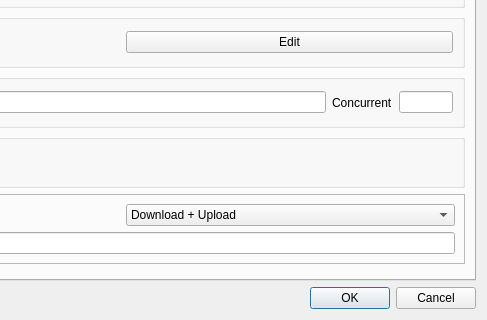
This is include/ui/setting/dialog_basic_settings.ui in shengmo0210/Throne as Qt 5 draws it before an edit; both pictures show x 241 to 728 and y 152 to 472 of the 728 by 472 pixel window. The edited form follows.
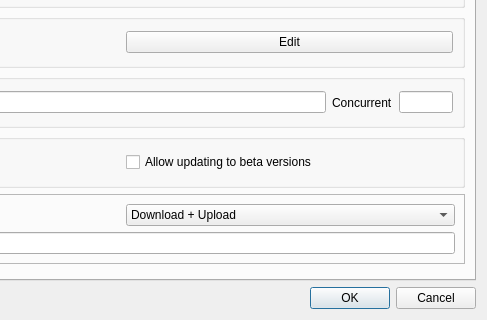
This is the edited form. Custom widgets are drawn as their Qt base class.

Commit message: add option to allow beta updates

The edit to the form file:
```diff
--- a/include/ui/setting/dialog_basic_settings.ui
+++ b/include/ui/setting/dialog_basic_settings.ui
@@ -208,6 +208,13 @@
             </property>
            </widget>
           </item>
+          <item>
+           <widget class="QCheckBox" name="allow_beta">
+            <property name="text">
+             <string>Allow updating to beta versions</string>
+            </property>
+           </widget>
+          </item>
          </layout>
         </widget>
        </item>
```
The commit also changes 4 other files.
